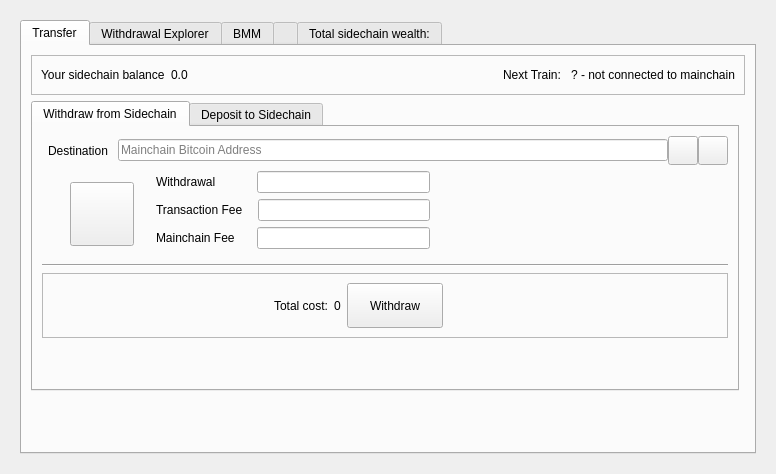
The window that src/qt/forms/sidechainpage.ui (skydogenet/sidechains) describes before a commit, drawn with Qt 5.
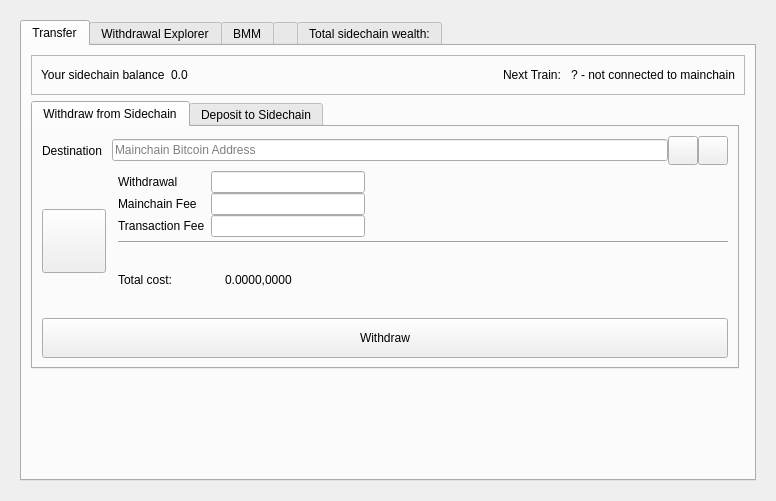
The same window after the commit. Icons and pictures are not drawn. Custom widgets are drawn as their Qt base class.

Commit message:
Test new amount widget on sidechain page & style
* Replace BitcoinAmountField widgets on the sidechain page with promoted
AmountField widgets (QLineEdit promoted to AmountField widget)

* Restyle the withdrawal page a little

```diff
--- a/src/qt/forms/sidechainpage.ui
+++ b/src/qt/forms/sidechainpage.ui
@@ -7,7 +7,7 @@
     <x>0</x>
     <y>0</y>
     <width>776</width>
-    <height>474</height>
+    <height>501</height>
    </rect>
   </property>
   <property name="sizePolicy">
@@ -55,22 +55,6 @@
            <string>Transfer</string>
           </attribute>
           <layout class="QGridLayout" name="gridLayout">
-           <item row="4" column="0" colspan="2">
-            <spacer name="verticalSpacer_4">
-             <property name="orientation">
-              <enum>Qt::Vertical</enum>
-             </property>
-             <property name="sizeType">
-              <enum>QSizePolicy::MinimumExpanding</enum>
-             </property>
-             <property name="sizeHint" stdset="0">
-              <size>
-               <width>20</width>
-               <height>40</height>
-              </size>
-             </property>
-            </spacer>
-           </item>
            <item row="0" column="0" colspan="2">
             <widget class="QFrame" name="frame_7">
              <property name="sizePolicy">
@@ -145,6 +129,22 @@
              </layout>
             </widget>
            </item>
+           <item row="4" column="0" colspan="2">
+            <spacer name="verticalSpacer_4">
+             <property name="orientation">
+              <enum>Qt::Vertical</enum>
+             </property>
+             <property name="sizeType">
+              <enum>QSizePolicy::MinimumExpanding</enum>
+             </property>
+             <property name="sizeHint" stdset="0">
+              <size>
+               <width>20</width>
+               <height>40</height>
+              </size>
+             </property>
+            </spacer>
+           </item>
            <item row="1" column="0">
             <widget class="QTabWidget" name="tabWidgetTransfer">
              <property name="autoFillBackground">
@@ -179,318 +179,15 @@
               <attribute name="toolTip">
                <string>Withdraw from the Sidechain to the parent chain (DriveNetTESTDRIVE)</string>
               </attribute>
-              <layout class="QGridLayout" name="gridLayout_2">
-               <item row="2" column="6">
-                <spacer name="horizontalSpacer_15">
-                 <property name="orientation">
-                  <enum>Qt::Horizontal</enum>
-                 </property>
-                 <property name="sizeType">
-                  <enum>QSizePolicy::MinimumExpanding</enum>
-                 </property>
-                 <property name="sizeHint" stdset="0">
-                  <size>
-                   <width>40</width>
-                   <height>20</height>
-                  </size>
-                 </property>
-                </spacer>
-               </item>
-               <item row="7" column="0" colspan="5">
-                <spacer name="verticalSpacer_9">
-                 <property name="orientation">
-                  <enum>Qt::Vertical</enum>
-                 </property>
-                 <property name="sizeHint" stdset="0">
-                  <size>
-                   <width>20</width>
-                   <height>40</height>
-                  </size>
-                 </property>
-                </spacer>
-               </item>
-               <item row="2" column="4">
-                <spacer name="horizontalSpacer_13">
-                 <property name="orientation">
-                  <enum>Qt::Horizontal</enum>
-                 </property>
-                 <property name="sizeType">
-                  <enum>QSizePolicy::Fixed</enum>
-                 </property>
-                 <property name="sizeHint" stdset="0">
-                  <size>
-                   <width>10</width>
-                   <height>20</height>
-                  </size>
-                 </property>
-                </spacer>
-               </item>
-               <item row="2" column="3">
-                <widget class="QPushButton" name="pushButtonWTHelp">
-                 <property name="sizePolicy">
-                  <sizepolicy hsizetype="Minimum" vsizetype="Fixed">
-                   <horstretch>0</horstretch>
-                   <verstretch>0</verstretch>
-                  </sizepolicy>
-                 </property>
-                 <property name="minimumSize">
-                  <size>
-                   <width>64</width>
-                   <height>64</height>
-                  </size>
-                 </property>
-                 <property name="text">
-                  <string/>
-                 </property>
-                 <property name="icon">
-                  <iconset resource="../bitcoin.qrc">
-                   <normaloff>:/icons/transaction_0</normaloff>:/icons/transaction_0</iconset>
-                 </property>
-                </widget>
-               </item>
-               <item row="2" column="2">
-                <spacer name="horizontalSpacer_14">
-                 <property name="orientation">
-                  <enum>Qt::Horizontal</enum>
-                 </property>
-                 <property name="sizeType">
-                  <enum>QSizePolicy::Fixed</enum>
-                 </property>
-                 <property name="sizeHint" stdset="0">
-                  <size>
-                   <width>10</width>
-                   <height>20</height>
-                  </size>
-                 </property>
-                </spacer>
-               </item>
-               <item row="2" column="5">
-                <widget class="QFrame" name="frame">
-                 <property name="frameShape">
-                  <enum>QFrame::NoFrame</enum>
-                 </property>
-                 <property name="frameShadow">
-                  <enum>QFrame::Raised</enum>
-                 </property>
-                 <property name="lineWidth">
-                  <number>0</number>
-                 </property>
-                 <layout class="QVBoxLayout" name="verticalLayout_6">
-                  <property name="leftMargin">
-                   <number>0</number>
-                  </property>
-                  <property name="topMargin">
-                   <number>0</number>
-                  </property>
-                  <item>
-                   <layout class="QHBoxLayout" name="horizontalLayoutAmount" stretch="0,0,0">
-                    <item>
-                     <widget class="QLabel" name="label_26">
-                      <property name="text">
-                       <string>Withdrawal</string>
-                      </property>
-                     </widget>
-                    </item>
-                    <item>
-                     <spacer name="horizontalSpacer_6">
-                      <property name="orientation">
-                       <enum>Qt::Horizontal</enum>
-                      </property>
-                      <property name="sizeType">
-                       <enum>QSizePolicy::Fixed</enum>
-                      </property>
-                      <property name="sizeHint" stdset="0">
-                       <size>
-                        <width>35</width>
-                        <height>20</height>
-                       </size>
-                      </property>
-                     </spacer>
-                    </item>
-                    <item>
-                     <widget class="BitcoinAmountField" name="payAmount"/>
-                    </item>
-                   </layout>
-                  </item>
-                  <item>
-                   <layout class="QHBoxLayout" name="horizontalLayoutAmount_2" stretch="0,0,0">
-                    <item>
-                     <widget class="QLabel" name="label_28">
-                      <property name="text">
-                       <string>Transaction Fee</string>
-                      </property>
-                     </widget>
-                    </item>
-                    <item>
-                     <spacer name="horizontalSpacer_5">
-                      <property name="orientation">
-                       <enum>Qt::Horizontal</enum>
-                      </property>
-                      <property name="sizeType">
-                       <enum>QSizePolicy::Fixed</enum>
-                      </property>
-                      <property name="sizeHint" stdset="0">
-                       <size>
-                        <width>9</width>
-                        <height>20</height>
-                       </size>
-                      </property>
-                     </spacer>
-                    </item>
-                    <item>
-                     <widget class="BitcoinAmountField" name="feeAmount"/>
-                    </item>
-                   </layout>
-                  </item>
-                  <item>
-                   <layout class="QHBoxLayout" name="horizontalLayoutAmount_3" stretch="0,0,0">
-                    <item>
-                     <widget class="QLabel" name="label_31">
-                      <property name="text">
-                       <string>Mainchain Fee</string>
-                      </property>
-                     </widget>
-                    </item>
-                    <item>
-                     <spacer name="horizontalSpacer_4">
-                      <property name="orientation">
-                       <enum>Qt::Horizontal</enum>
-                      </property>
-                      <property name="sizeType">
-                       <enum>QSizePolicy::Fixed</enum>
-                      </property>
-                      <property name="sizeHint" stdset="0">
-                       <size>
-                        <width>16</width>
-                        <height>20</height>
-                       </size>
-                      </property>
-                     </spacer>
-                    </item>
-                    <item>
-                     <widget class="BitcoinAmountField" name="mainchainFeeAmount"/>
-                    </item>
-                   </layout>
-                  </item>
-                 </layout>
-                </widget>
-               </item>
-               <item row="6" column="0" colspan="7">
-                <widget class="QFrame" name="frame_11">
-                 <property name="frameShape">
-                  <enum>QFrame::StyledPanel</enum>
-                 </property>
-                 <property name="frameShadow">
-                  <enum>QFrame::Raised</enum>
-                 </property>
-                 <layout class="QGridLayout" name="gridLayout_19">
-                  <item row="0" column="1">
-                   <widget class="QLabel" name="label_32">
-                    <property name="text">
-                     <string>Total cost:</string>
-                    </property>
-                   </widget>
-                  </item>
-                  <item row="0" column="2">
-                   <widget class="QLabel" name="labelTotalWT">
-                    <property name="text">
-                     <string>0</string>
-                    </property>
-                   </widget>
-                  </item>
-                  <item row="0" column="4">
-                   <widget class="QPushButton" name="pushButtonWT">
-                    <property name="sizePolicy">
-                     <sizepolicy hsizetype="Minimum" vsizetype="Minimum">
-                      <horstretch>0</horstretch>
-                      <verstretch>0</verstretch>
-                     </sizepolicy>
-                    </property>
-                    <property name="minimumSize">
-                     <size>
-                      <width>96</width>
-                      <height>45</height>
-                     </size>
-                    </property>
-                    <property name="text">
-                     <string>Withdraw</string>
-                    </property>
-                   </widget>
-                  </item>
-                  <item row="0" column="5">
-                   <spacer name="horizontalSpacer_10">
-                    <property name="orientation">
-                     <enum>Qt::Horizontal</enum>
-                    </property>
-                    <property name="sizeHint" stdset="0">
-                     <size>
-                      <width>40</width>
-                      <height>20</height>
-                     </size>
-                    </property>
-                   </spacer>
-                  </item>
-                  <item row="0" column="0">
-                   <spacer name="horizontalSpacer">
-                    <property name="orientation">
-                     <enum>Qt::Horizontal</enum>
-                    </property>
-                    <property name="sizeType">
-                     <enum>QSizePolicy::Fixed</enum>
-                    </property>
-                    <property name="sizeHint" stdset="0">
-                     <size>
-                      <width>222</width>
-                      <height>20</height>
-                     </size>
-                    </property>
-                   </spacer>
-                  </item>
-                 </layout>
-                </widget>
-               </item>
-               <item row="5" column="0" colspan="7">
-                <widget class="Line" name="line_3">
-                 <property name="sizePolicy">
-                  <sizepolicy hsizetype="Minimum" vsizetype="Fixed">
-                   <horstretch>0</horstretch>
-                   <verstretch>0</verstretch>
-                  </sizepolicy>
-                 </property>
-                 <property name="orientation">
-                  <enum>Qt::Horizontal</enum>
-                 </property>
-                </widget>
-               </item>
-               <item row="0" column="1" colspan="6">
-                <widget class="QFrame" name="frame_14">
-                 <property name="frameShape">
-                  <enum>QFrame::NoFrame</enum>
-                 </property>
-                 <property name="frameShadow">
-                  <enum>QFrame::Raised</enum>
-                 </property>
-                 <property name="lineWidth">
-                  <number>0</number>
-                 </property>
-                 <layout class="QHBoxLayout" name="horizontalLayout_5">
-                  <property name="leftMargin">
-                   <number>0</number>
-                  </property>
-                  <property name="topMargin">
-                   <number>0</number>
-                  </property>
-                  <property name="rightMargin">
-                   <number>0</number>
-                  </property>
-                  <property name="bottomMargin">
-                   <number>0</number>
-                  </property>
+              <layout class="QVBoxLayout" name="verticalLayout">
                   <item>
                    <layout class="QHBoxLayout" name="payToLayout">
                     <property name="spacing">
                      <number>0</number>
                     </property>
+                 <property name="sizeConstraint">
+                  <enum>QLayout::SetDefaultConstraint</enum>
+                 </property>
                     <item>
                      <widget class="QLabel" name="label">
                       <property name="text">
@@ -572,7 +269,148 @@
                     </item>
                    </layout>
                   </item>
-                 </layout>
+               <item>
+                <layout class="QHBoxLayout" name="horizontalLayout_5">
+                 <item>
+                  <widget class="QPushButton" name="pushButtonWTHelp">
+                   <property name="sizePolicy">
+                    <sizepolicy hsizetype="Maximum" vsizetype="Fixed">
+                     <horstretch>0</horstretch>
+                     <verstretch>0</verstretch>
+                    </sizepolicy>
+                   </property>
+                   <property name="minimumSize">
+                    <size>
+                     <width>64</width>
+                     <height>64</height>
+                    </size>
+                   </property>
+                   <property name="text">
+                    <string/>
+                   </property>
+                   <property name="icon">
+                    <iconset resource="../bitcoin.qrc">
+                     <normaloff>:/icons/transaction_0</normaloff>:/icons/transaction_0</iconset>
+                   </property>
+                  </widget>
+                 </item>
+                 <item>
+                  <layout class="QGridLayout" name="gridLayout_2">
+                   <property name="leftMargin">
+                    <number>6</number>
+                   </property>
+                   <property name="verticalSpacing">
+                    <number>0</number>
+                   </property>
+                   <item row="4" column="0">
+                    <widget class="QLabel" name="label_32">
+                     <property name="text">
+                      <string>Total cost:</string>
+                     </property>
+                    </widget>
+                   </item>
+                   <item row="0" column="2" rowspan="3">
+                    <spacer name="horizontalSpacer">
+                     <property name="orientation">
+                      <enum>Qt::Horizontal</enum>
+                     </property>
+                     <property name="sizeType">
+                      <enum>QSizePolicy::Expanding</enum>
+                     </property>
+                     <property name="sizeHint" stdset="0">
+                      <size>
+                       <width>357</width>
+                       <height>20</height>
+                      </size>
+                     </property>
+                    </spacer>
+                   </item>
+                   <item row="1" column="0">
+                    <widget class="QLabel" name="label_15">
+                     <property name="text">
+                      <string>Mainchain Fee</string>
+                     </property>
+                    </widget>
+                   </item>
+                   <item row="2" column="1">
+                    <widget class="AmountField" name="feeAmount"/>
+                   </item>
+                   <item row="0" column="0">
+                    <widget class="QLabel" name="label_12">
+                     <property name="text">
+                      <string>Withdrawal</string>
+                     </property>
+                    </widget>
+                   </item>
+                   <item row="1" column="1">
+                    <widget class="AmountField" name="mainchainFeeAmount"/>
+                   </item>
+                   <item row="0" column="1">
+                    <widget class="AmountField" name="payAmount"/>
+                   </item>
+                   <item row="2" column="0">
+                    <widget class="QLabel" name="label_18">
+                     <property name="text">
+                      <string>Transaction Fee</string>
+                     </property>
+                    </widget>
+                   </item>
+                   <item row="4" column="1">
+                    <widget class="QLabel" name="labelTotalWT">
+                     <property name="lineWidth">
+                      <number>0</number>
+                     </property>
+                     <property name="text">
+                      <string>0.0000,0000</string>
+                     </property>
+                     <property name="scaledContents">
+                      <bool>true</bool>
+                     </property>
+                     <property name="indent">
+                      <number>14</number>
+                     </property>
+                    </widget>
+                   </item>
+                   <item row="3" column="0" colspan="3">
+                    <widget class="Line" name="line_3">
+                     <property name="sizePolicy">
+                      <sizepolicy hsizetype="Minimum" vsizetype="Fixed">
+                       <horstretch>0</horstretch>
+                       <verstretch>0</verstretch>
+                      </sizepolicy>
+                     </property>
+                     <property name="minimumSize">
+                      <size>
+                       <width>4</width>
+                       <height>10</height>
+                      </size>
+                     </property>
+                     <property name="orientation">
+                      <enum>Qt::Horizontal</enum>
+                     </property>
+                    </widget>
+                   </item>
+                  </layout>
+                 </item>
+                </layout>
+               </item>
+               <item>
+                <widget class="QPushButton" name="pushButtonWT">
+                 <property name="sizePolicy">
+                  <sizepolicy hsizetype="Minimum" vsizetype="Maximum">
+                   <horstretch>0</horstretch>
+                   <verstretch>0</verstretch>
+                  </sizepolicy>
+                 </property>
+                 <property name="minimumSize">
+                  <size>
+                   <width>0</width>
+                   <height>40</height>
+                  </size>
+                 </property>
+                 <property name="text">
+                  <string>Withdraw</string>
+                 </property>
                 </widget>
                </item>
               </layout>
@@ -1285,14 +1123,7 @@
                    </widget>
                   </item>
                   <item>
-                   <widget class="BitcoinAmountField" name="bmmAmount">
-                    <property name="sizePolicy">
-                     <sizepolicy hsizetype="Minimum" vsizetype="Fixed">
-                      <horstretch>0</horstretch>
-                      <verstretch>0</verstretch>
-                     </sizepolicy>
-                    </property>
-                   </widget>
+                   <widget class="AmountField" name="bmmAmount"/>
                   </item>
                   <item>
                    <widget class="Line" name="line_4">
@@ -1757,17 +1588,16 @@
    <extends>QLineEdit</extends>
    <header>qt/qvalidatedlineedit.h</header>
   </customwidget>
-  <customwidget>
-   <class>BitcoinAmountField</class>
-   <extends>QLineEdit</extends>
-   <header>qt/bitcoinamountfield.h</header>
-   <container>1</container>
-  </customwidget>
   <customwidget>
    <class>QRImageWidget</class>
    <extends>QLabel</extends>
    <header>qt/receiverequestdialog.h</header>
   </customwidget>
+  <customwidget>
+   <class>AmountField</class>
+   <extends>QLineEdit</extends>
+   <header>qt/amountfield.h</header>
+  </customwidget>
  </customwidgets>
  <resources>
   <include location="../bitcoin.qrc"/>
```
Lines whose indentation alone changed are shown as unchanged.
